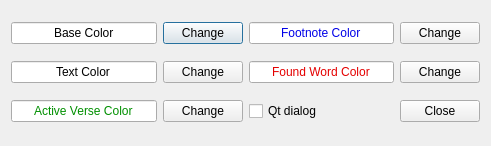
The window that preferedColors.ui (vanyog/ReadTheBible5) describes before a commit, drawn with Qt 5.
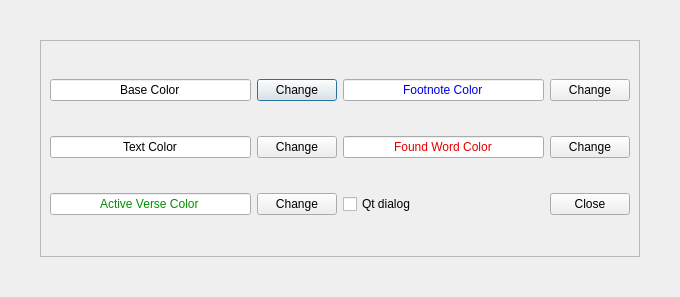
The same window after the commit.

Patch:
```diff
--- a/preferedColors.ui
+++ b/preferedColors.ui
@@ -6,8 +6,8 @@
    <rect>
     <x>0</x>
     <y>0</y>
-    <width>491</width>
-    <height>146</height>
+    <width>680</width>
+    <height>297</height>
    </rect>
   </property>
   <property name="minimumSize">
@@ -19,7 +19,37 @@
   <property name="windowTitle">
    <string>Dialog</string>
   </property>
+  <property name="sizeGripEnabled">
+   <bool>false</bool>
+  </property>
   <layout class="QGridLayout" name="gridLayout">
+   <property name="leftMargin">
+    <number>40</number>
+   </property>
+   <property name="topMargin">
+    <number>40</number>
+   </property>
+   <property name="rightMargin">
+    <number>40</number>
+   </property>
+   <property name="bottomMargin">
+    <number>40</number>
+   </property>
+   <item row="0" column="0" colspan="2">
+    <widget class="QScrollArea" name="scrollArea">
+     <property name="widgetResizable">
+      <bool>true</bool>
+     </property>
+     <widget class="QWidget" name="scrollAreaWidgetContents">
+      <property name="geometry">
+       <rect>
+        <x>0</x>
+        <y>0</y>
+        <width>598</width>
+        <height>215</height>
+       </rect>
+      </property>
+      <layout class="QGridLayout" name="gridLayout_2">
    <item row="0" column="0">
     <layout class="QHBoxLayout" name="horizontalLayout_2">
      <item>
@@ -351,6 +381,10 @@
       </widget>
      </item>
     </layout>
+       </item>
+      </layout>
+     </widget>
+    </widget>
    </item>
   </layout>
  </widget>
```
Left out of the diff: 22 changed lines with no effect on the pictures. Lines whose indentation alone changed are shown as unchanged.
